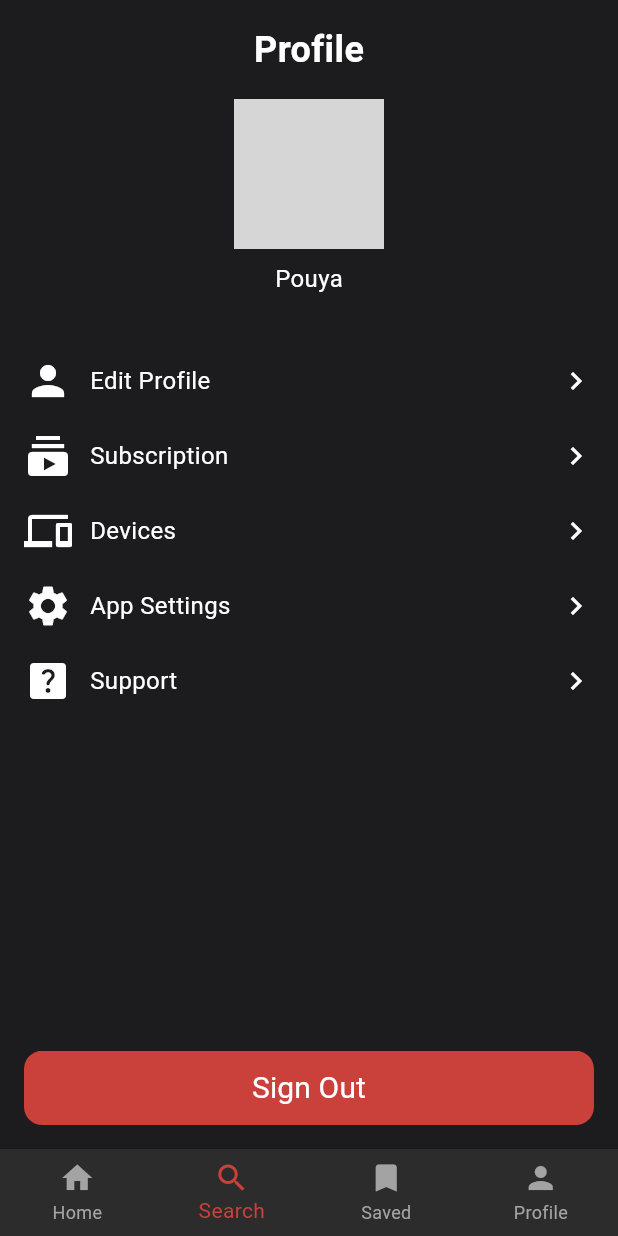
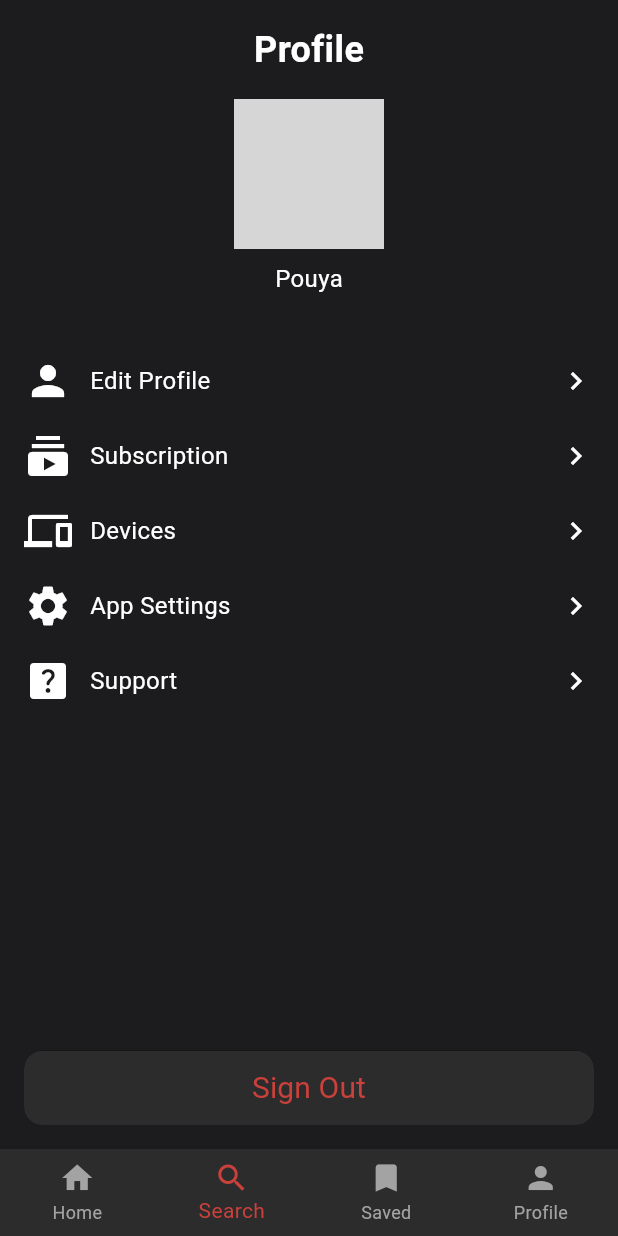
Before and after one commit to pouyarahmti/Netflix-Flutter-Clone, a Flutter app: the screen it shows after launch, item 2 of the bottom bar chosen, on a phone screen of 412 x 824 dp. Run offline on Flutter 3.47's test engine with Material 3 defaults, Android fonts, the phone set to English and light mode, and no system bars; our stand-ins replace cached_network_image, carousel_slider, dio, email_validator, flutter_riverpod, flutter_svg and 6 more; network calls fail; grey boxes are pictures that could not be loaded.

Commit message:
Modify FillButton Secondary Status UI

```diff
--- a/lib/common/components/buttons/fill_button.dart
+++ b/lib/common/components/buttons/fill_button.dart
@@ -74,6 +74,10 @@
           backgroundColor = ThemeService().currentTheme.secondary;
           break;
 
+        case "secondary":
+          backgroundColor = const Color(0xff2C2C2D);
+          break;
+
         case "error":
           backgroundColor = ThemeService().currentTheme.danger;
 
@@ -129,7 +133,10 @@
                   textAlign: icon == null ? TextAlign.center : TextAlign.left,
                   style: textStyle ??
                       ThemeService().currentTheme.textDefault.copyWith(
-                            color: Colors.white,
+                            color:
+                                status.name == ButtonStatusEnum.secondary.name
+                                    ? ThemeService().currentTheme.secondary
+                                    : Colors.white,
                             fontSize: size == ButtonSizeEnum.small
                                 ? 16
                                 : buttonText.length < 15
--- a/lib/profile/screens/profile_screen.dart
+++ b/lib/profile/screens/profile_screen.dart
@@ -72,6 +72,7 @@
             FillButton(
               buttonText: "Sign Out",
               onTap: () {},
+              status: ButtonStatusEnum.secondary,
             ),
           ],
         ),
```
